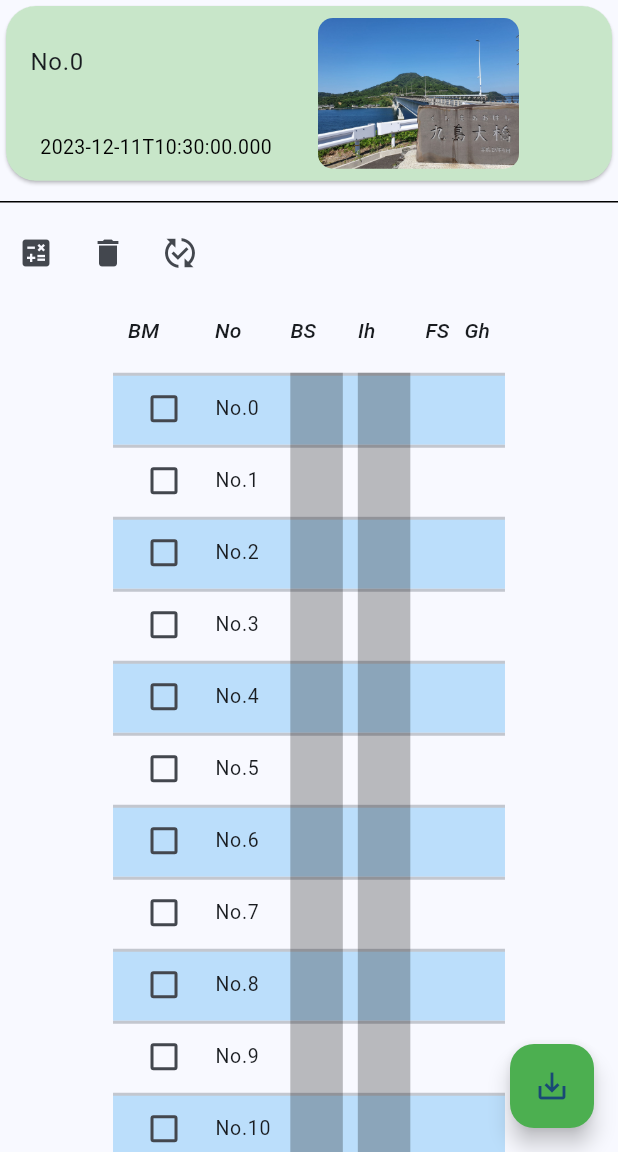
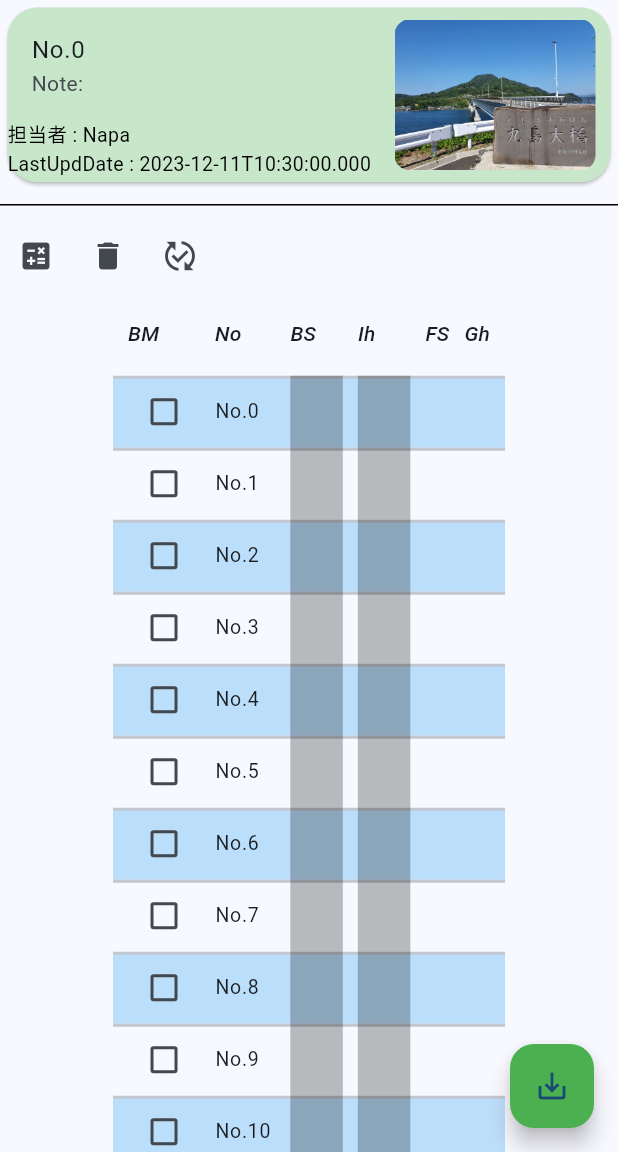
Before and after one commit to snrnapa/surveying_flutter, a Flutter app: the Surveying screen opened directly with empty values, on a phone screen of 412 x 824 dp, the part 84-1236 px from its top. Run offline on Flutter 3.47's test engine with Material 3 defaults, Android fonts, the phone set to English and light mode, and no system bars; our stand-ins replace sqflite; accounts and stored records are empty.

Commit message:
padding実装前

```diff
--- a/lib/components/card_template.dart
+++ b/lib/components/card_template.dart
@@ -10,24 +10,28 @@ class CardTemplate extends StatelessWidget {
   @override
   Widget build(BuildContext context) {
     return Card(
+      margin: EdgeInsets.all(5),
       shape: RoundedRectangleBorder(borderRadius: BorderRadius.circular(20)),
       color: Colors.green[100],
       child: Row(
         children: [
           Container(
-            width: 200,
+            width: 250,
             // color: Colors.black,
             alignment: Alignment.centerLeft,
             child: Column(
-              // crossAxisAlignment: CrossAxisAlignment.start,
+              crossAxisAlignment: CrossAxisAlignment.start,
               children: [
                 ListTile(
                   title: Text('No.${result['id']}   ${result['scene_name']}'),
-                  subtitle: Text('${result['scene_note']}'),
+                  subtitle: Text('Note:${result['scene_note']}'),
                 ),
                 Text(
                     style: TextStyle(fontSize: 13, color: Colors.black),
-                    "${result['upd_date']}"),
+                    "担当者 : Napa"),
+                Text(
+                    style: TextStyle(fontSize: 13, color: Colors.black),
+                    "LastUpdDate : ${result['upd_date']}"),
               ],
             ),
           ),
```
